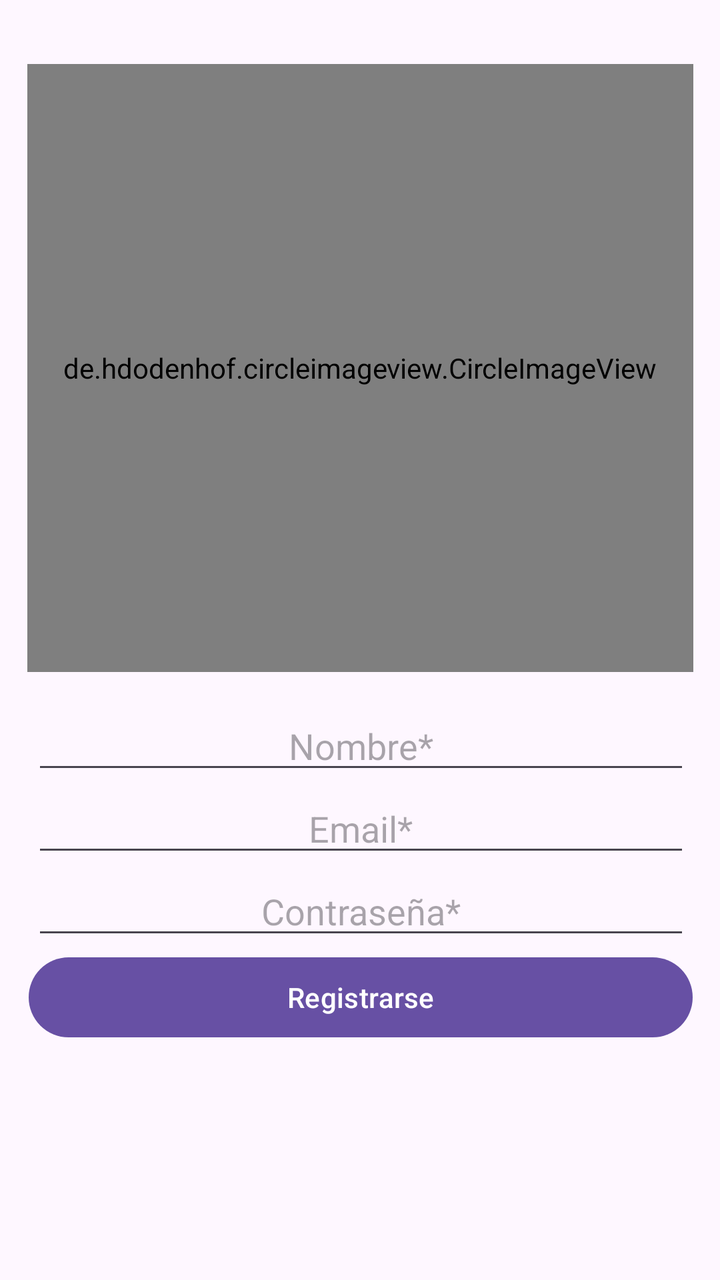
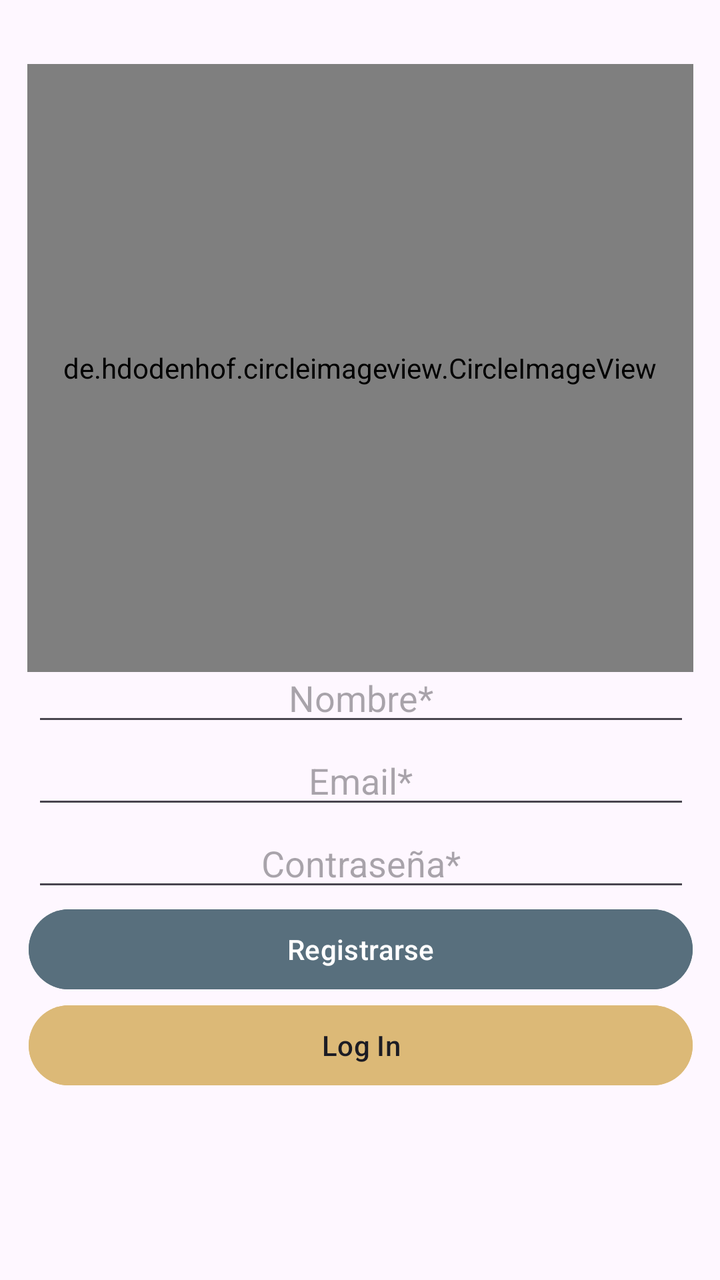

Compare the two renders of this Android layout. The source of the first and the diff that turns it into the second are given below.
<!-- AndroidManifest.xml: application theme Theme.ScreenTime -->
<!-- res/layout/activity_register.xml -->
<?xml version="1.0" encoding="utf-8"?>
<androidx.constraintlayout.widget.ConstraintLayout xmlns:android="http://schemas.android.com/apk/res/android"
    xmlns:app="http://schemas.android.com/apk/res-auto"
    xmlns:tools="http://schemas.android.com/tools"
    android:layout_width="match_parent"
    android:layout_height="match_parent">

    <de.hdodenhof.circleimageview.CircleImageView
        android:id="@+id/select_photo_imageview_register"
        android:layout_width="333dp"
        android:layout_height="304dp"
        android:layout_marginTop="32dp"
        app:civ_border_width="4dp"
        app:layout_constraintEnd_toEndOf="parent"
        app:layout_constraintStart_toStartOf="parent"
        app:layout_constraintTop_toTopOf="parent" />

    <LinearLayout
        android:layout_width="409dp"
        android:layout_height="304dp"
        android:orientation="vertical"
        android:gravity="center"
        app:flow_horizontalAlign="center"
        app:layout_constraintBottom_toBottomOf="parent"
        app:layout_constraintEnd_toEndOf="parent"
        app:layout_constraintStart_toStartOf="parent"
        app:layout_constraintTop_toTopOf="parent"
        app:layout_constraintVertical_bias="0.847">

        <EditText
            android:id="@+id/NombreReg"
            android:layout_width="match_parent"
            android:layout_height="wrap_content"
            android:layout_marginHorizontal="40dp"
            android:ems="10"
            android:hint="Nombre*"
            android:inputType="text"
            android:textAlignment="center" />

        <EditText
            android:id="@+id/EmailReg"
            android:layout_width="match_parent"
            android:layout_height="wrap_content"
            android:layout_marginHorizontal="40dp"
            android:ems="10"
            android:hint="Email*"
            android:inputType="text"
            android:textAlignment="center" />

        <EditText
            android:id="@+id/ContrasenyaReg"
            android:layout_width="match_parent"
            android:layout_height="wrap_content"
            android:layout_marginHorizontal="40dp"
            android:ems="10"
            android:hint="Contraseña*"
            android:inputType="textPassword"
            android:textAlignment="center" />

        <Button
            android:id="@+id/btnRegistrar"
            android:layout_width="332dp"
            android:layout_height="48dp"
            android:text="Registrarse"

            app:layout_constraintBottom_toBottomOf="parent"
            app:layout_constraintEnd_toEndOf="parent"
            app:layout_constraintStart_toStartOf="parent"
            app:layout_constraintTop_toTopOf="parent"
            app:layout_constraintVertical_bias="0.743" />
    </LinearLayout>


</androidx.constraintlayout.widget.ConstraintLayout>
<!-- resources referenced by this layout -->
<resources>
  <style name="Theme.ScreenTime" parent="Theme.Material3.DayNight.NoActionBar">
          
          
      </style>
</resources>

<!-- the commit's change to res/layout/activity_register.xml (unified diff, before → after) -->
@@ -62,7 +62,20 @@
             android:layout_width="332dp"
             android:layout_height="48dp"
             android:text="Registrarse"
+            android:backgroundTint="@color/screentimeColor"
+            app:layout_constraintBottom_toBottomOf="parent"
+            app:layout_constraintEnd_toEndOf="parent"
+            app:layout_constraintStart_toStartOf="parent"
+            app:layout_constraintTop_toTopOf="parent"
+            app:layout_constraintVertical_bias="0.743" />
 
+        <Button
+            android:id="@+id/btnLog"
+            android:layout_width="332dp"
+            android:layout_height="48dp"
+            android:backgroundTint="@color/screentimeColorContrast"
+            android:textColor="@color/colorPrimary"
+            android:text="Log In"
             app:layout_constraintBottom_toBottomOf="parent"
             app:layout_constraintEnd_toEndOf="parent"
             app:layout_constraintStart_toStartOf="parent"
<!-- resource entries referenced after the edit -->
@@ -1,5 +1,8 @@
 <!-- resources referenced by this layout -->
 <resources>
+  <color name="colorPrimary">#1C1C24</color>
+  <color name="screentimeColor">#586F7D</color>
+  <color name="screentimeColorContrast">#dcb977</color>
   <style name="Theme.ScreenTime" parent="Theme.Material3.DayNight.NoActionBar">
           
           
